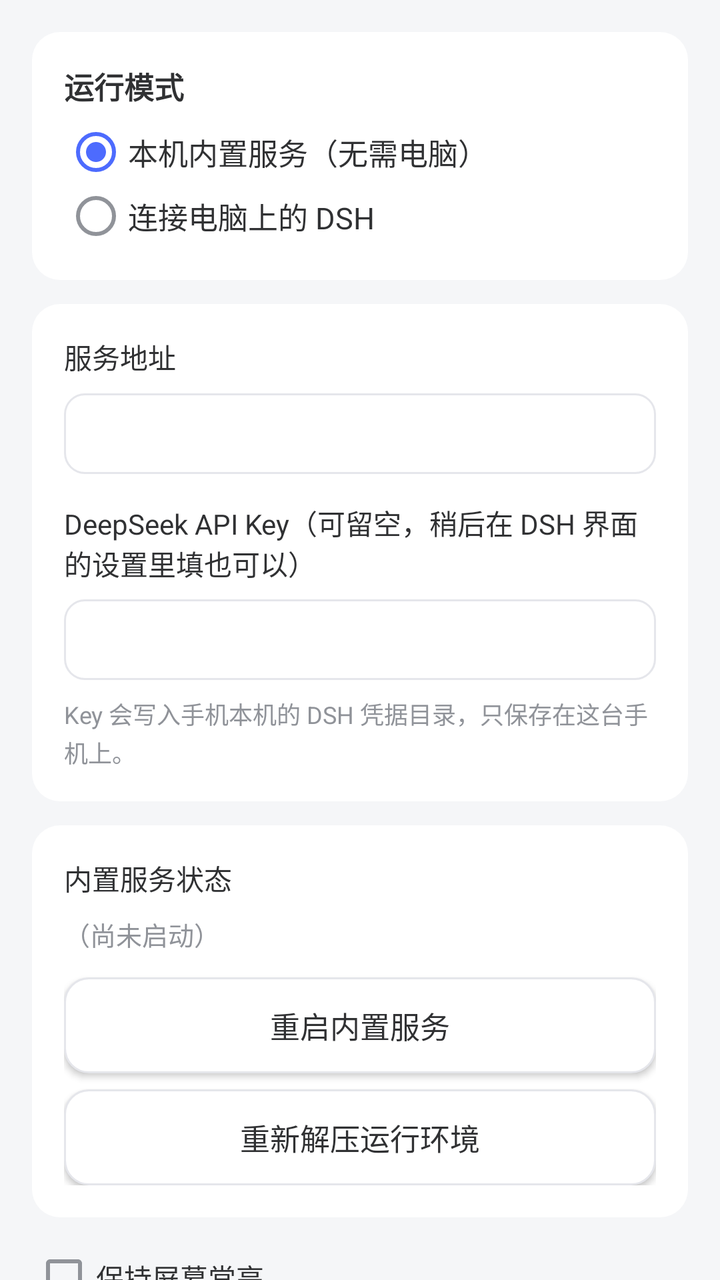
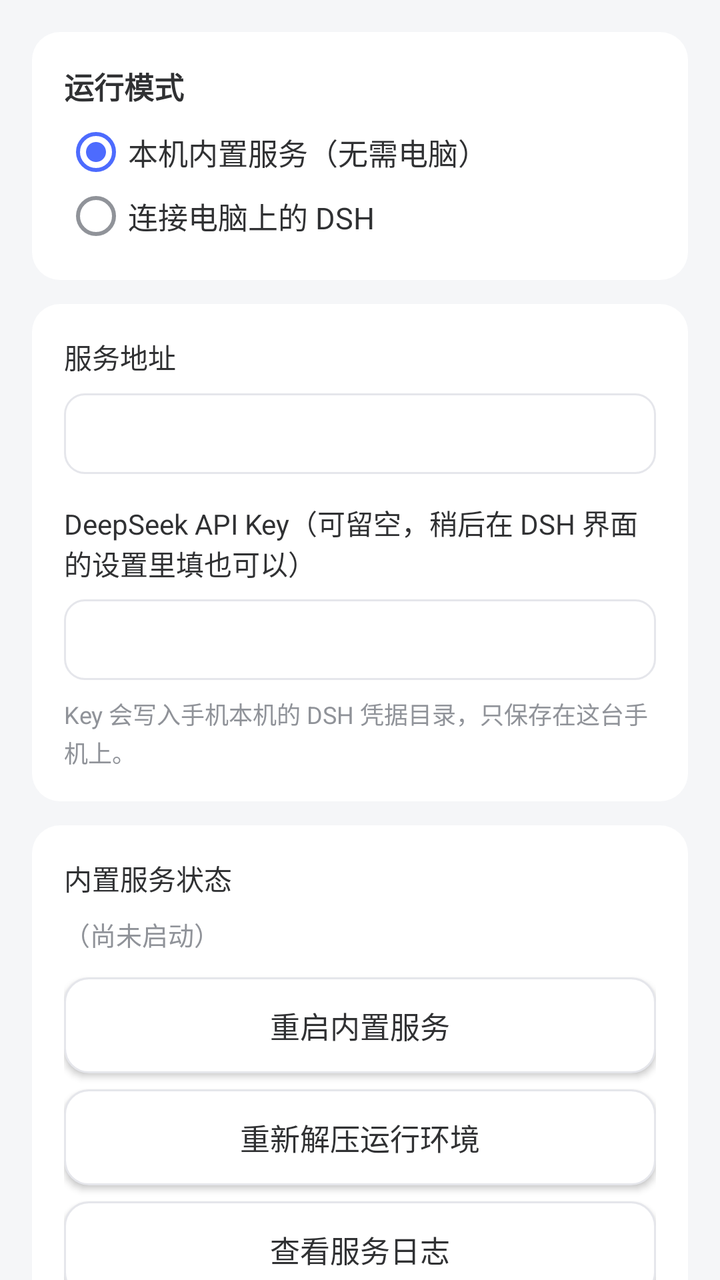

Two renders of the same Android screen: before a commit and after it. Below are the layout's source before the change and the commit's diff.
<!-- AndroidManifest.xml: activity theme SettingsTheme -->
<!-- res/layout/activity_settings.xml -->
<?xml version="1.0" encoding="utf-8"?>
<ScrollView xmlns:android="http://schemas.android.com/apk/res/android"
    android:layout_width="match_parent"
    android:layout_height="match_parent"
    android:fillViewport="true"
    android:scrollbars="none">

    <LinearLayout
        android:layout_width="match_parent"
        android:layout_height="wrap_content"
        android:orientation="vertical"
        android:padding="16dp">

        
        <LinearLayout
            android:layout_width="match_parent"
            android:layout_height="wrap_content"
            android:orientation="vertical"
            android:background="@drawable/bg_card"
            android:padding="16dp">

            <TextView
                android:layout_width="wrap_content"
                android:layout_height="wrap_content"
                android:text="@string/label_mode"
                android:textColor="@color/text_primary"
                android:textSize="15sp"
                android:textStyle="bold" />

            <RadioGroup
                android:id="@+id/mode_group"
                android:layout_width="match_parent"
                android:layout_height="wrap_content"
                android:layout_marginTop="6dp">

                <RadioButton
                    android:id="@+id/radio_local"
                    android:layout_width="wrap_content"
                    android:layout_height="wrap_content"
                    android:checked="true"
                    android:text="@string/mode_local"
                    android:textColor="@color/text_primary"
                    android:textSize="15sp" />

                <RadioButton
                    android:id="@+id/radio_pc"
                    android:layout_width="wrap_content"
                    android:layout_height="wrap_content"
                    android:text="@string/mode_pc"
                    android:textColor="@color/text_primary"
                    android:textSize="15sp" />
            </RadioGroup>
        </LinearLayout>

        
        <LinearLayout
            android:layout_width="match_parent"
            android:layout_height="wrap_content"
            android:layout_marginTop="12dp"
            android:orientation="vertical"
            android:background="@drawable/bg_card"
            android:padding="16dp">

            <TextView
                android:layout_width="wrap_content"
                android:layout_height="wrap_content"
                android:text="@string/label_server_url"
                android:textColor="@color/text_primary"
                android:textSize="14sp" />

            <EditText
                android:id="@+id/url_input"
                android:layout_width="match_parent"
                android:layout_height="wrap_content"
                android:layout_marginTop="8dp"
                android:inputType="textUri"
                android:singleLine="true"
                android:selectAllOnFocus="false"
                style="@style/DshInput" />

            <TextView
                android:layout_width="wrap_content"
                android:layout_height="wrap_content"
                android:layout_marginTop="14dp"
                android:text="@string/label_api_key"
                android:textColor="@color/text_primary"
                android:textSize="14sp" />

            <EditText
                android:id="@+id/api_key_input"
                android:layout_width="match_parent"
                android:layout_height="wrap_content"
                android:layout_marginTop="8dp"
                android:inputType="textPassword"
                android:singleLine="true"
                style="@style/DshInput" />

            <TextView
                android:id="@+id/api_key_hint"
                android:layout_width="wrap_content"
                android:layout_height="wrap_content"
                android:layout_marginTop="8dp"
                android:text="@string/hint_api_key"
                android:textColor="@color/text_secondary"
                android:textSize="12sp"
                android:lineSpacingExtra="2dp" />
        </LinearLayout>

        
        <LinearLayout
            android:layout_width="match_parent"
            android:layout_height="wrap_content"
            android:layout_marginTop="12dp"
            android:orientation="vertical"
            android:background="@drawable/bg_card"
            android:padding="16dp">

            <TextView
                android:layout_width="wrap_content"
                android:layout_height="wrap_content"
                android:text="@string/label_server_status"
                android:textColor="@color/text_primary"
                android:textSize="14sp" />

            <TextView
                android:id="@+id/server_status"
                android:layout_width="wrap_content"
                android:layout_height="wrap_content"
                android:layout_marginTop="8dp"
                android:text="@string/status_no_info"
                android:textColor="@color/text_secondary"
                android:textSize="13sp"
                android:lineSpacingExtra="2dp" />

            <Button
                android:id="@+id/btn_restart"
                android:layout_width="match_parent"
                android:layout_height="wrap_content"
                android:layout_marginTop="12dp"
                android:text="@string/btn_restart_server"
                style="@style/DshButtonSecondary" />

            <Button
                android:id="@+id/btn_reextract"
                android:layout_width="match_parent"
                android:layout_height="wrap_content"
                android:layout_marginTop="8dp"
                android:text="@string/btn_reextract"
                style="@style/DshButtonSecondary" />

            <TextView
                android:id="@+id/pc_status"
                android:layout_width="match_parent"
                android:layout_height="wrap_content"
                android:layout_marginTop="12dp"
                android:text="@string/pc_status_idle"
                android:textColor="@color/text_secondary"
                android:textSize="13sp"
                android:lineSpacingExtra="2dp"
                android:visibility="gone" />

            <Button
                android:id="@+id/btn_test"
                android:layout_width="match_parent"
                android:layout_height="wrap_content"
                android:layout_marginTop="12dp"
                android:text="@string/btn_test_conn"
                style="@style/DshButtonSecondary"
                android:visibility="gone" />
        </LinearLayout>

        <CheckBox
            android:id="@+id/keep_on"
            android:layout_width="wrap_content"
            android:layout_height="wrap_content"
            android:layout_marginTop="14dp"
            android:text="@string/label_keep_on"
            android:textColor="@color/text_primary"
            android:textSize="14sp" />

        <TextView
            android:id="@+id/hint_conn"
            android:layout_width="wrap_content"
            android:layout_height="wrap_content"
            android:layout_marginTop="12dp"
            android:text="@string/hint_pc"
            android:textColor="@color/text_secondary"
            android:textSize="12sp"
            android:lineSpacingExtra="3dp"
            android:visibility="gone" />

        <Button
            android:id="@+id/btn_artifacts"
            android:layout_width="match_parent"
            android:layout_height="wrap_content"
            android:layout_marginTop="16dp"
            android:text="@string/artifacts_title"
            style="@style/DshButtonPrimary" />

        <Button
            android:id="@+id/btn_save"
            android:layout_width="match_parent"
            android:layout_height="wrap_content"
            android:layout_marginTop="12dp"
            android:text="@string/btn_save"
            style="@style/DshButtonPrimary" />

        <TextView
            android:id="@+id/version"
            android:layout_width="wrap_content"
            android:layout_height="wrap_content"
            android:layout_gravity="center_horizontal"
            android:layout_marginTop="20dp"
            android:textColor="@color/text_secondary"
            android:textSize="12sp" />
    </LinearLayout>
</ScrollView>
<!-- resources referenced by this layout -->
<resources>
  <color name="text_primary">#303133</color>
  <color name="text_secondary">#909399</color>
  <!-- drawable bg_card (drawable) -->
  <?xml version="1.0" encoding="utf-8"?>
  <shape xmlns:android="http://schemas.android.com/apk/res/android">
      <solid android:color="@color/surface" />
      <corners android:radius="14dp" />
  </shape>
  <string name="artifacts_title">收纳箱</string>
  <string name="btn_reextract">重新解压运行环境</string>
  <string name="btn_restart_server">重启内置服务</string>
  <string name="btn_save">保存</string>
  <string name="btn_test_conn">测试连接</string>
  <string name="hint_api_key">Key 会写入手机本机的 DSH 凭据目录，只保存在这台手机上。</string>
  <string name="hint_pc">连接电脑（USB 推荐）：\n1. 电脑上保持 DSH Web 运行（127.0.0.1:3080）\n2. 手机用数据线连电脑，电脑执行：\n   adb reverse tcp:3080 tcp:3080\n   （或双击仓库 tools\\pc_bridge.bat 自动维持隧道）\n3. 服务地址填 http://127.0.0.1:3080，点「测试连接」\n\n无线连接：电脑端 DSH 需带 --host &lt;电脑IP&gt;\n--trusted-host &lt;电脑IP&gt;:3080 重启，手机填\nhttp://&lt;电脑IP&gt;:3080（会把控制能力暴露给局域网）。</string>
  <string name="label_api_key">DeepSeek API Key（可留空，稍后在 DSH 界面的设置里填也可以）</string>
  <string name="label_keep_on">保持屏幕常亮</string>
  <string name="label_mode">运行模式</string>
  <string name="label_server_status">内置服务状态</string>
  <string name="label_server_url">服务地址</string>
  <string name="mode_local">本机内置服务（无需电脑）</string>
  <string name="mode_pc">连接电脑上的 DSH</string>
  <string name="pc_status_idle">点击「测试连接」检测与电脑的连通性。</string>
  <string name="status_no_info">（尚未启动）</string>
  <style name="DshButtonPrimary" parent="android:Widget.Material.Button">
          <item name="android:background">@drawable/bg_button_primary</item>
          <item name="android:textColor">#FFFFFF</item>
          <item name="android:textSize">15sp</item>
          <item name="android:textAllCaps">false</item>
      </style>
  <style name="DshButtonSecondary" parent="android:Widget.Material.Button">
          <item name="android:background">@drawable/bg_button_secondary</item>
          <item name="android:textColor">@color/text_primary</item>
          <item name="android:textSize">15sp</item>
          <item name="android:textAllCaps">false</item>
      </style>
  <style name="DshInput" parent="android:Widget.EditText">
          <item name="android:background">@drawable/bg_input</item>
          <item name="android:paddingLeft">12dp</item>
          <item name="android:paddingRight">12dp</item>
          <item name="android:paddingTop">10dp</item>
          <item name="android:paddingBottom">10dp</item>
          <item name="android:textSize">15sp</item>
          <item name="android:textColor">@color/text_primary</item>
          <item name="android:textColorHint">@color/text_secondary</item>
      </style>
  <color name="surface">#FFFFFF</color>
  <!-- drawable bg_button_primary (drawable) -->
  <?xml version="1.0" encoding="utf-8"?>
  <selector xmlns:android="http://schemas.android.com/apk/res/android">
      <item android:state_pressed="true">
          <shape>
              <solid android:color="@color/brand_dark" />
              <corners android:radius="12dp" />
          </shape>
      </item>
      <item>
          <shape>
              <solid android:color="@color/brand_primary" />
              <corners android:radius="12dp" />
          </shape>
      </item>
  </selector>
  <color name="window_bg">#F5F6F8</color>
  <color name="brand_primary">#4D6BFE</color>
  <color name="brand_dark">#3B53E4</color>
  <color name="pressed_bg">#EEF0F5</color>
  <color name="divider">#E5E6EB</color>
  <!-- unchanged entries left out for length: 3 -->
</resources>

<!-- the commit's change to res/layout/activity_settings.xml (unified diff, before → after) -->
@@ -148,6 +148,14 @@
                 android:text="@string/btn_reextract"
                 style="@style/DshButtonSecondary" />
 
+            <Button
+                android:id="@+id/btn_view_log"
+                android:layout_width="match_parent"
+                android:layout_height="wrap_content"
+                android:layout_marginTop="8dp"
+                android:text="@string/btn_view_log"
+                style="@style/DshButtonSecondary" />
+
             <TextView
                 android:id="@+id/pc_status"
                 android:layout_width="match_parent"
<!-- resource entries referenced after the edit -->
@@ -13,6 +13,7 @@
   <string name="btn_restart_server">重启内置服务</string>
   <string name="btn_save">保存</string>
   <string name="btn_test_conn">测试连接</string>
+  <string name="btn_view_log">查看服务日志</string>
   <string name="hint_api_key">Key 会写入手机本机的 DSH 凭据目录，只保存在这台手机上。</string>
   <string name="hint_pc">连接电脑（USB 推荐）：\n1. 电脑上保持 DSH Web 运行（127.0.0.1:3080）\n2. 手机用数据线连电脑，电脑执行：\n   adb reverse tcp:3080 tcp:3080\n   （或双击仓库 tools\\pc_bridge.bat 自动维持隧道）\n3. 服务地址填 http://127.0.0.1:3080，点「测试连接」\n\n无线连接：电脑端 DSH 需带 --host &lt;电脑IP&gt;\n--trusted-host &lt;电脑IP&gt;:3080 重启，手机填\nhttp://&lt;电脑IP&gt;:3080（会把控制能力暴露给局域网）。</string>
   <string name="label_api_key">DeepSeek API Key（可留空，稍后在 DSH 界面的设置里填也可以）</string>
